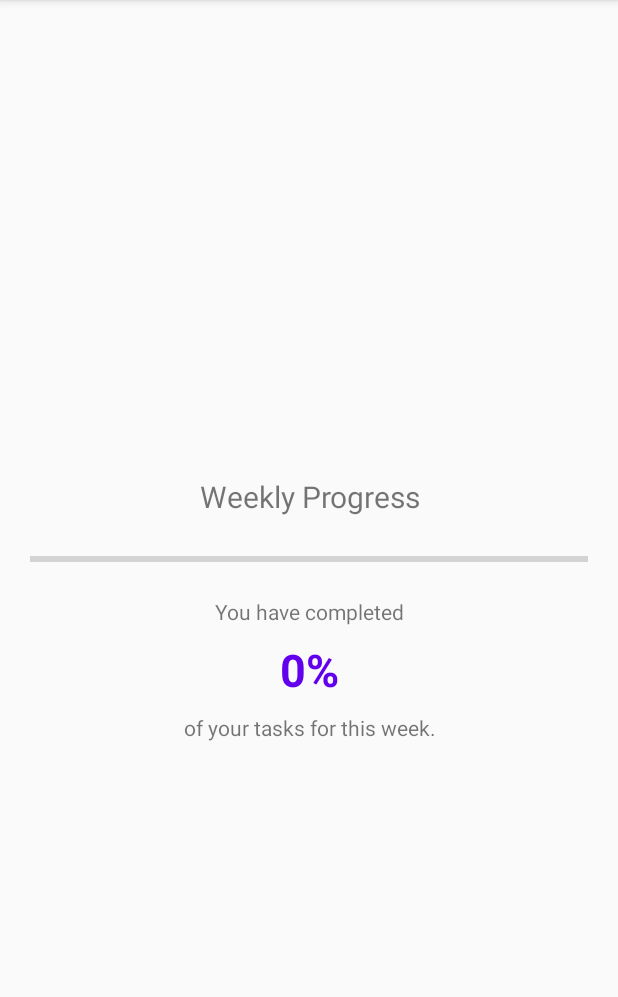
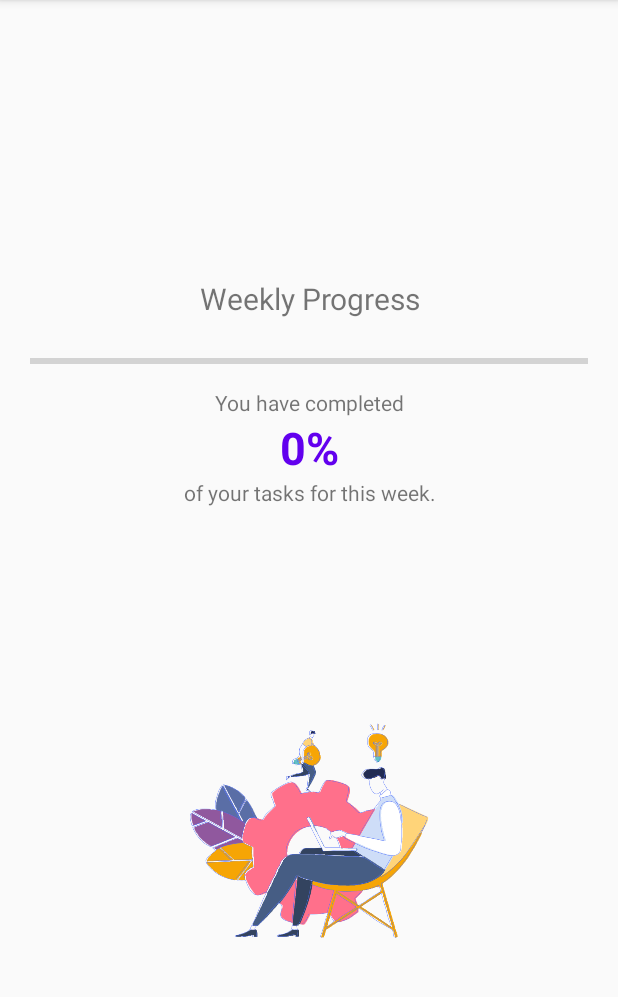
Before and after one commit to carrotbeetrice/Todo, an Android app: the fragment HomeFragment shown on its own in the app's theme, on a phone screen of 412 x 824 dp, the part 84-1081 px from its top. Run offline under Robolectric (Android 15) with nearby library versions, the phone set to English and light mode, and no system bars; 2 statements that could not run were skipped.

Commit message:
Add image to Home Fragment

```diff
--- a/app/src/main/res/layout/fragment_home.xml
+++ b/app/src/main/res/layout/fragment_home.xml
@@ -23,7 +23,7 @@
         app:layout_constraintHorizontal_bias="0.0"
         app:layout_constraintStart_toStartOf="parent"
         app:layout_constraintTop_toTopOf="parent"
-        app:layout_constraintVertical_bias="0.428" />
+        app:layout_constraintVertical_bias="0.25" />
 
     <ProgressBar
         android:id="@+id/weekly_progress_bar"
@@ -40,7 +40,16 @@
         app:layout_constraintHorizontal_bias="0.526"
         app:layout_constraintStart_toStartOf="parent"
         app:layout_constraintTop_toBottomOf="@+id/text_home"
-        app:layout_constraintVertical_bias="0.0" />
+        app:layout_constraintVertical_bias="0" />
+
+    <LinearLayout
+        android:id="@+id/progress_block"
+        android:layout_width="match_parent"
+        android:layout_height="wrap_content"
+        android:orientation="vertical"
+        app:layout_constraintVertical_bias="0"
+        app:layout_constraintTop_toBottomOf="@id/weekly_progress_bar"
+        app:layout_constraintBottom_toBottomOf="parent">
 
         <TextView
             android:id="@+id/progress_description_before"
@@ -48,23 +57,7 @@
             android:layout_height="wrap_content"
             android:gravity="center_horizontal"
             android:text="@string/progress_description_label_before"
-        android:textAlignment="center"
-        app:layout_constraintBottom_toBottomOf="parent"
-        app:layout_constraintTop_toBottomOf="@+id/weekly_progress_bar"
-        app:layout_constraintVertical_bias="0.02"
-        tools:layout_editor_absoluteX="0dp" />
-
-    <TextView
-        android:id="@+id/progress_description_after"
-        android:layout_width="match_parent"
-        android:layout_height="wrap_content"
-        android:gravity="center_horizontal"
-        android:text="@string/progress_description_label_after"
-        android:textAlignment="center"
-        app:layout_constraintBottom_toBottomOf="parent"
-        app:layout_constraintTop_toBottomOf="@+id/progress_percentage"
-        app:layout_constraintVertical_bias="0.03"
-        tools:layout_editor_absoluteX="0dp" />
+            android:textAlignment="center" />
 
         <TextView
             android:id="@+id/progress_percentage"
@@ -75,10 +68,27 @@
             android:textAlignment="center"
             android:textColor="@color/colorPrimary"
             android:textSize="30dp"
-        android:textStyle="bold"
+            android:textStyle="bold" />
+
+        <TextView
+            android:id="@+id/progress_description_after"
+            android:layout_width="match_parent"
+            android:layout_height="wrap_content"
+            android:gravity="center_horizontal"
+            android:text="@string/progress_description_label_after"
+            android:textAlignment="center" />
+
+    </LinearLayout>
+
+
+
+    <ImageView
+        android:id="@+id/in_progress_img"
+        android:layout_width="match_parent"
+        android:layout_height="150dp"
         app:layout_constraintBottom_toBottomOf="parent"
-        app:layout_constraintTop_toBottomOf="@+id/progress_description_before"
-        app:layout_constraintVertical_bias="0.027"
-        tools:layout_editor_absoluteX="0dp" />
+        app:layout_constraintTop_toBottomOf="@+id/progress_block"
+        android:src="@drawable/in_progress"
+        tools:ignore="MissingConstraints" />
 
 </androidx.constraintlayout.widget.ConstraintLayout>
```
Also changed, not shown: app/src/main/res/drawable-v24/in_progress.png (added). Lines whose indentation alone changed are shown as unchanged.
